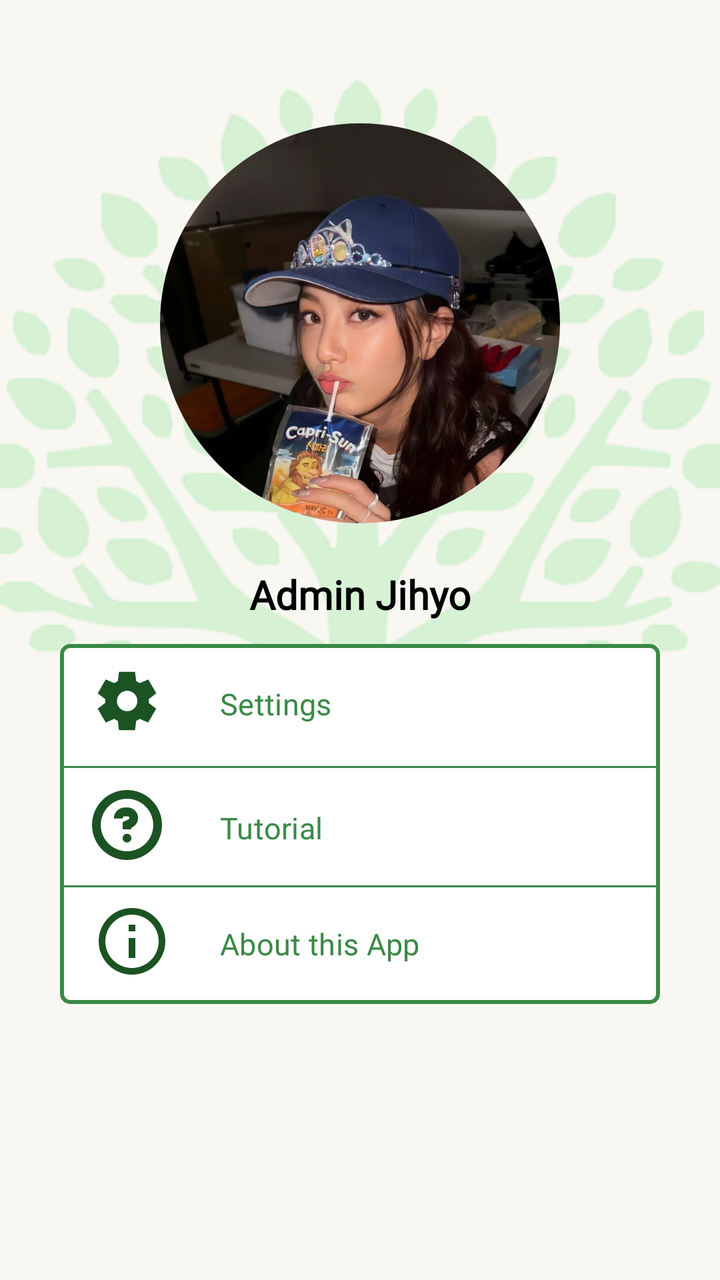
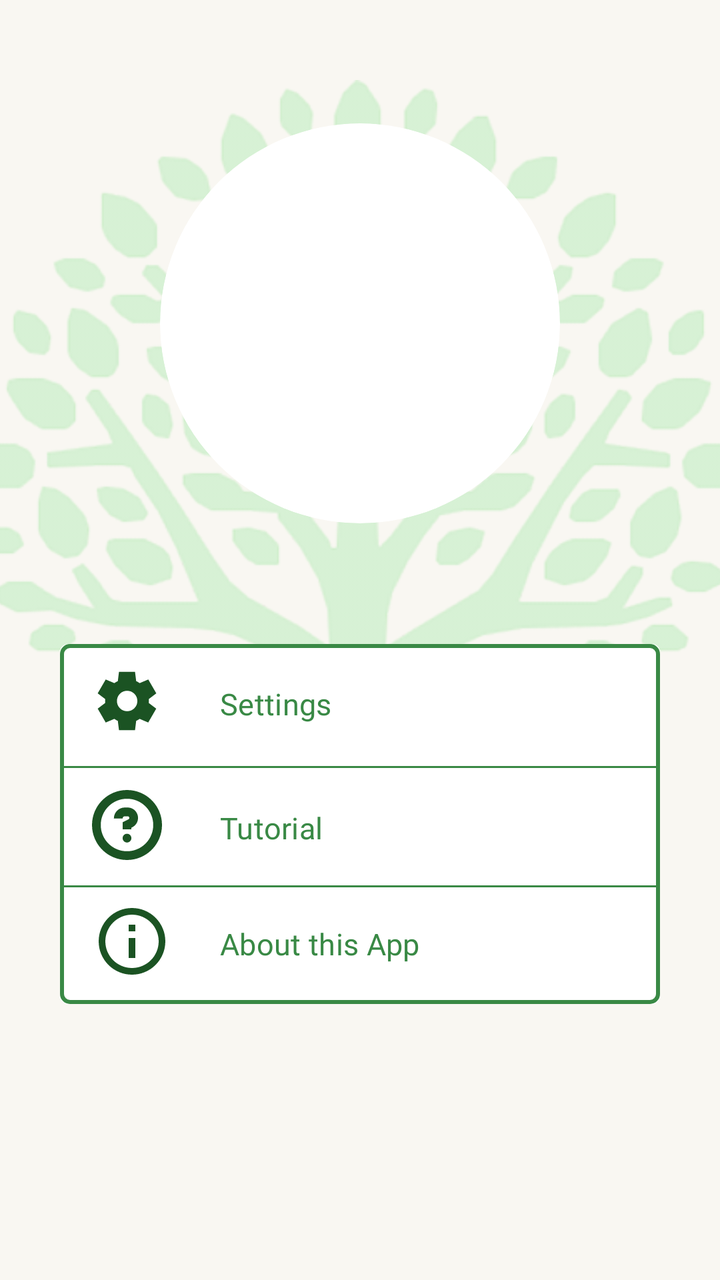

Compare the two renders of this Android layout. The source of the first and the diff that turns it into the second are given below.
<!-- AndroidManifest.xml: application theme Theme.Plantasya_MobileApp -->
<!-- res/layout/fragment_profile.xml -->
<?xml version="1.0" encoding="utf-8"?>
<FrameLayout xmlns:android="http://schemas.android.com/apk/res/android"
    xmlns:tools="http://schemas.android.com/tools"
    android:layout_width="match_parent"
    android:layout_height="match_parent"
    xmlns:app="http://schemas.android.com/apk/res-auto"
    tools:context=".ProfileFrag">

    <androidx.constraintlayout.widget.ConstraintLayout
        android:layout_width="match_parent"
        android:layout_height="match_parent"
        android:background="@color/home_bg">


        <ImageView
            android:id="@+id/imageView2"
            android:layout_width="400dp"
            android:layout_height="509dp"
            android:src="@drawable/background_tree"
            app:layout_constraintBottom_toBottomOf="parent"
            app:layout_constraintEnd_toEndOf="parent"
            app:layout_constraintHorizontal_bias="0.529"
            app:layout_constraintStart_toStartOf="parent"
            app:layout_constraintTop_toTopOf="parent"
            app:layout_constraintVertical_bias="0.137" />

        <androidx.cardview.widget.CardView
            android:id="@+id/cardView"
            android:layout_width="300dp"
            android:layout_height="180dp"
            app:cardCornerRadius="4dp"
            android:background="@color/white"
            android:foreground="@drawable/container_fg"
            app:layout_constraintBottom_toBottomOf="parent"
            app:layout_constraintEnd_toEndOf="parent"
            app:layout_constraintStart_toStartOf="parent"
            app:layout_constraintTop_toTopOf="parent"
            app:layout_constraintVertical_bias="0.700">

            <androidx.constraintlayout.widget.ConstraintLayout
                android:layout_width="match_parent"
                android:layout_height="match_parent"
                android:background="@color/white"
        >


                <Button
                    android:id="@+id/btnSettings"
                    android:layout_width="match_parent"
                    android:layout_height="60dp"
                    android:background="@color/no_bg"
                    android:fontFamily="@font/fustat_semb"
                    android:paddingStart="80dp"
                    android:text="Settings"
                    android:textAlignment="textStart"
                    android:textColor="@color/btn_c"
                    android:textSize="15dp"
                    app:layout_constraintBottom_toBottomOf="parent"
                    app:layout_constraintEnd_toEndOf="parent"
                    app:layout_constraintHorizontal_bias="0.0"
                    app:layout_constraintStart_toStartOf="parent"
                    app:layout_constraintTop_toTopOf="parent"
                    app:layout_constraintVertical_bias="0.0" />

                <Button
                    android:id="@+id/btnTutorial"
                    android:layout_width="match_parent"
                    android:layout_height="60dp"
                    android:background="@color/no_bg"
                    android:fontFamily="@font/fustat_semb"
                    android:paddingStart="80dp"
                    android:text="Tutorial"
                    android:textAlignment="textStart"
                    android:textColor="@color/btn_c"
                    android:textSize="15dp"
                    app:layout_constraintBottom_toBottomOf="parent"
                    app:layout_constraintEnd_toEndOf="parent"
                    app:layout_constraintHorizontal_bias="0.0"
                    app:layout_constraintStart_toStartOf="parent"
                    app:layout_constraintTop_toTopOf="parent"
                    app:layout_constraintVertical_bias="0.516" />

                <Button
                    android:id="@+id/btnAboutApp"
                    android:layout_width="match_parent"
                    android:layout_height="60dp"
                    android:background="@color/no_bg"
                    android:fontFamily="@font/fustat_semb"
                    android:paddingStart="80dp"
                    android:text="About this App"
                    android:textAlignment="textStart"
                    android:textColor="@color/btn_c"
                    android:textSize="15dp"
                    app:layout_constraintBottom_toBottomOf="parent"
                    app:layout_constraintEnd_toEndOf="parent"
                    app:layout_constraintHorizontal_bias="0.0"
                    app:layout_constraintStart_toStartOf="parent"
                    app:layout_constraintTop_toTopOf="parent"
                    app:layout_constraintVertical_bias="1.0" />

                <com.google.android.material.divider.MaterialDivider
                    android:id="@+id/materialDivider3"
                    android:layout_width="match_parent"
                    android:layout_height="1dp"
                    app:dividerColor="@color/btn_c"
                    app:layout_constraintBottom_toBottomOf="parent"
                    app:layout_constraintEnd_toEndOf="parent"
                    app:layout_constraintHorizontal_bias="0.0"
                    app:layout_constraintStart_toStartOf="parent"
                    app:layout_constraintTop_toTopOf="parent"
                    app:layout_constraintVertical_bias="0.675" />

                <com.google.android.material.divider.MaterialDivider
                    android:id="@+id/materialDivider4"
                    android:layout_width="match_parent"
                    android:layout_height="1dp"
                    app:dividerColor="@color/btn_c"
                    app:layout_constraintBottom_toBottomOf="parent"
                    app:layout_constraintEnd_toEndOf="parent"
                    app:layout_constraintHorizontal_bias="1.0"
                    app:layout_constraintStart_toStartOf="parent"
                    app:layout_constraintTop_toTopOf="parent"
                    app:layout_constraintVertical_bias="0.34" />

                <ImageView
                    android:layout_width="35dp"
                    android:layout_height="35dp"
                    android:layout_marginStart="16dp"
                    android:src="@drawable/ic_settings_logo"
                    app:layout_constraintBottom_toBottomOf="parent"
                    app:layout_constraintEnd_toEndOf="parent"
                    app:layout_constraintHorizontal_bias="0.0"
                    app:layout_constraintStart_toStartOf="parent"
                    app:layout_constraintTop_toTopOf="parent"
                    app:layout_constraintVertical_bias="0.075" />

                <ImageView
                    android:layout_width="35dp"
                    android:layout_height="35dp"
                    android:layout_marginStart="16dp"
                    android:src="@drawable/ic_tutorials_logo"
                    app:layout_constraintBottom_toBottomOf="parent"
                    app:layout_constraintEnd_toEndOf="parent"
                    app:layout_constraintHorizontal_bias="0.0"
                    app:layout_constraintStart_toStartOf="parent"
                    app:layout_constraintTop_toTopOf="parent"
                    app:layout_constraintVertical_bias="0.503" />

                <ImageView
                    android:layout_width="40dp"
                    android:layout_height="40dp"
                    android:layout_marginStart="16dp"
                    android:src="@drawable/ic_information_logo"
                    app:layout_constraintBottom_toBottomOf="parent"
                    app:layout_constraintEnd_toEndOf="parent"
                    app:layout_constraintHorizontal_bias="0.0"
                    app:layout_constraintStart_toStartOf="parent"
                    app:layout_constraintTop_toTopOf="parent"
                    app:layout_constraintVertical_bias="0.92" />

            </androidx.constraintlayout.widget.ConstraintLayout>
        </androidx.cardview.widget.CardView>

        <ImageView
            android:id="@+id/imageView4"
            android:layout_width="200dp"
            android:layout_height="200dp"
            android:background="@drawable/item_carousel_oval"
            android:clipToOutline="true"
            android:foreground="@drawable/oval_mirror_frame"
            android:scaleType="centerCrop"
            android:src="@drawable/jihyo_pfp"
            app:layout_constraintBottom_toBottomOf="parent"
            app:layout_constraintEnd_toEndOf="parent"
            app:layout_constraintStart_toStartOf="parent"
            app:layout_constraintTop_toTopOf="parent"
            app:layout_constraintVertical_bias="0.14" />

        <TextView
            android:id="@+id/accountName"
            android:layout_width="wrap_content"
            android:layout_height="wrap_content"
            android:layout_marginTop="22dp"
            android:fontFamily="@font/fustat_semb"
            android:text="Admin Jihyo"
            android:textColor="@color/black"
            android:textSize="20sp"
            android:textStyle="bold"
            app:layout_constraintBottom_toBottomOf="parent"
            app:layout_constraintEnd_toEndOf="parent"
            app:layout_constraintStart_toStartOf="parent"
            app:layout_constraintTop_toBottomOf="@+id/imageView4"
            app:layout_constraintVertical_bias="0.0" />


    </androidx.constraintlayout.widget.ConstraintLayout>

</FrameLayout>
<!-- resources referenced by this layout -->
<resources>
  <color name="black">#FF000000</color>
  <color name="btn_c">#398945</color>
  <color name="home_bg">#F9F7F2</color>
  <color name="no_bg">#00F9F2F2</color>
  <color name="white">#FFFFFFFF</color>
  <!-- drawable container_fg (drawable) -->
  <?xml version="1.0" encoding="utf-8"?>
  <shape xmlns:android="http://schemas.android.com/apk/res/android"
      android:shape="rectangle">
      <stroke
          android:width="2dp"
          android:color="@color/land_bg" />
      <solid android:color="@android:color/transparent" />
      <corners
          android:radius="4dp"
          />
  </shape>
  <!-- drawable ic_information_logo (drawable) -->
  <vector xmlns:android="http://schemas.android.com/apk/res/android"
      android:width="45dp"
      android:height="45dp"
      android:viewportWidth="30"
      android:viewportHeight="30">
    <path
        android:pathData="M13.75,11.25H16.25V8.75H13.75M15,25C9.488,25 5,20.513 5,15C5,9.488 9.488,5 15,5C20.513,5 25,9.488 25,15C25,20.513 20.513,25 15,25ZM15,2.5C13.358,2.5 11.733,2.823 10.217,3.452C8.7,4.08 7.322,5 6.161,6.161C3.817,8.505 2.5,11.685 2.5,15C2.5,18.315 3.817,21.495 6.161,23.839C7.322,25 8.7,25.92 10.217,26.549C11.733,27.177 13.358,27.5 15,27.5C18.315,27.5 21.495,26.183 23.839,23.839C26.183,21.495 27.5,18.315 27.5,15C27.5,13.358 27.177,11.733 26.549,10.217C25.92,8.7 25,7.322 23.839,6.161C22.678,5 21.3,4.08 19.784,3.452C18.267,2.823 16.642,2.5 15,2.5ZM13.75,21.25H16.25V13.75H13.75V21.25Z"
        android:fillColor="#1B5323"/>
  </vector>
  <!-- drawable ic_settings_logo (drawable) -->
  <vector xmlns:android="http://schemas.android.com/apk/res/android"
      android:width="45dp"
      android:height="45dp"
      android:viewportWidth="30"
      android:viewportHeight="30">
    <path
        android:pathData="M11.563,27.5L11.063,23.5C10.792,23.396 10.537,23.271 10.297,23.125C10.058,22.979 9.824,22.823 9.594,22.656L5.875,24.219L2.438,18.281L5.656,15.844C5.635,15.698 5.625,15.557 5.625,15.422V14.579C5.625,14.443 5.635,14.302 5.656,14.156L2.438,11.719L5.875,5.781L9.594,7.344C9.823,7.177 10.063,7.021 10.313,6.875C10.563,6.729 10.813,6.604 11.063,6.5L11.563,2.5H18.438L18.938,6.5C19.208,6.604 19.464,6.729 19.704,6.875C19.944,7.021 20.178,7.177 20.406,7.344L24.125,5.781L27.563,11.719L24.344,14.156C24.365,14.302 24.375,14.443 24.375,14.579V15.421C24.375,15.557 24.354,15.698 24.313,15.844L27.531,18.281L24.094,24.219L20.406,22.656C20.177,22.823 19.938,22.979 19.688,23.125C19.438,23.271 19.188,23.396 18.938,23.5L18.438,27.5H11.563ZM15.063,19.375C16.271,19.375 17.302,18.948 18.156,18.094C19.01,17.24 19.438,16.208 19.438,15C19.438,13.792 19.01,12.76 18.156,11.906C17.302,11.052 16.271,10.625 15.063,10.625C13.833,10.625 12.797,11.052 11.953,11.906C11.108,12.76 10.687,13.792 10.688,15C10.688,16.208 11.11,17.24 11.954,18.094C12.797,18.948 13.833,19.375 15.063,19.375Z"
        android:fillColor="#1B5323"/>
  </vector>
  <!-- drawable item_carousel_oval (drawable) -->
  <?xml version="1.0" encoding="utf-8"?>
  <shape xmlns:android="http://schemas.android.com/apk/res/android"
      android:shape="oval">
      <solid android:color="@android:color/white" />
  </shape>
  <!-- drawable jihyo_pfp: jpg bitmap (drawable, 86335 bytes) -->
  <!-- drawable oval_mirror_frame (drawable) -->
  <?xml version="1.0" encoding="utf-8"?>
  <shape xmlns:android="http://schemas.android.com/apk/res/android"
      android:shape="oval">
      <stroke
          android:width="4dp"
          android:color="@color/land_bg" />
      <solid android:color="@android:color/transparent" />
  </shape>
  <style name="Theme.Plantasya_MobileApp" parent="Base.Theme.Plantasya_MobileApp" />
  <color name="land_bg">#398945</color>
  <style name="Base.Theme.Plantasya_MobileApp" parent="Theme.Material3.DayNight.NoActionBar">
          
          
      </style>
  <!-- unchanged entries left out for length: 2 -->
</resources>

<!-- the commit's change to res/layout/fragment_profile.xml (unified diff, before → after) -->
@@ -169,7 +169,6 @@
             android:clipToOutline="true"
             android:foreground="@drawable/oval_mirror_frame"
             android:scaleType="centerCrop"
-            android:src="@drawable/jihyo_pfp"
             app:layout_constraintBottom_toBottomOf="parent"
             app:layout_constraintEnd_toEndOf="parent"
             app:layout_constraintStart_toStartOf="parent"
@@ -182,7 +181,6 @@
             android:layout_height="wrap_content"
             android:layout_marginTop="22dp"
             android:fontFamily="@font/fustat_semb"
-            android:text="Admin Jihyo"
             android:textColor="@color/black"
             android:textSize="20sp"
             android:textStyle="bold"
<!-- resource entries referenced after the edit -->
@@ -43,7 +43,6 @@
       android:shape="oval">
       <solid android:color="@android:color/white" />
   </shape>
-  <!-- drawable jihyo_pfp: jpg bitmap (drawable, 86335 bytes) -->
   <!-- drawable oval_mirror_frame (drawable) -->
   <?xml version="1.0" encoding="utf-8"?>
   <shape xmlns:android="http://schemas.android.com/apk/res/android"
